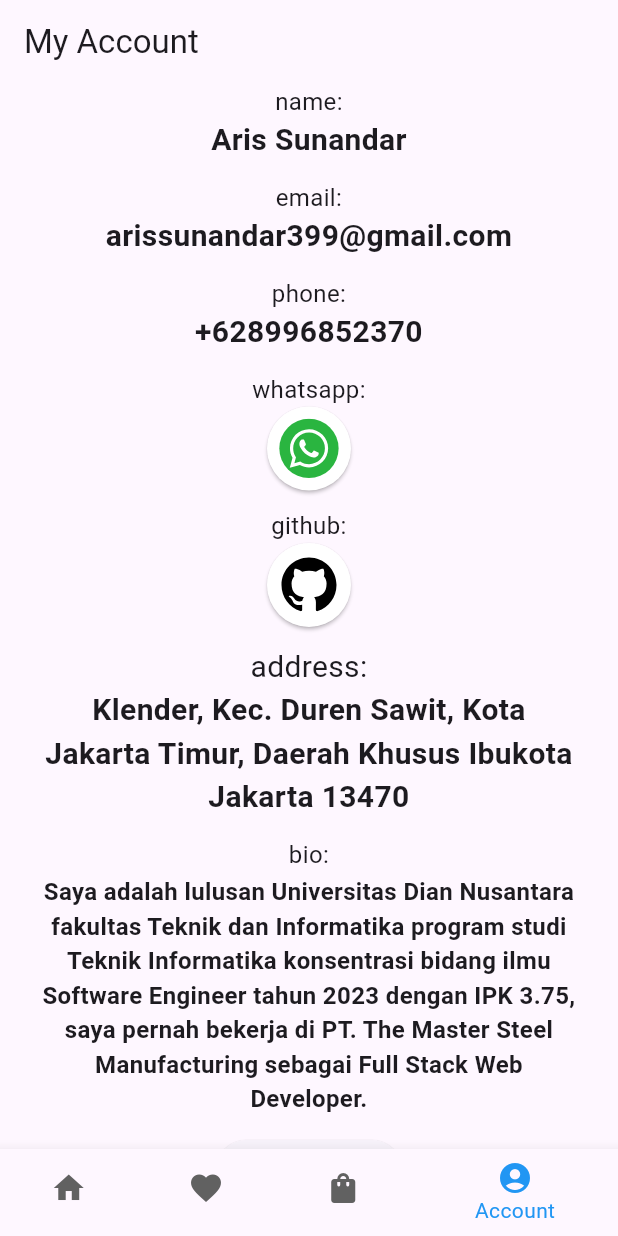
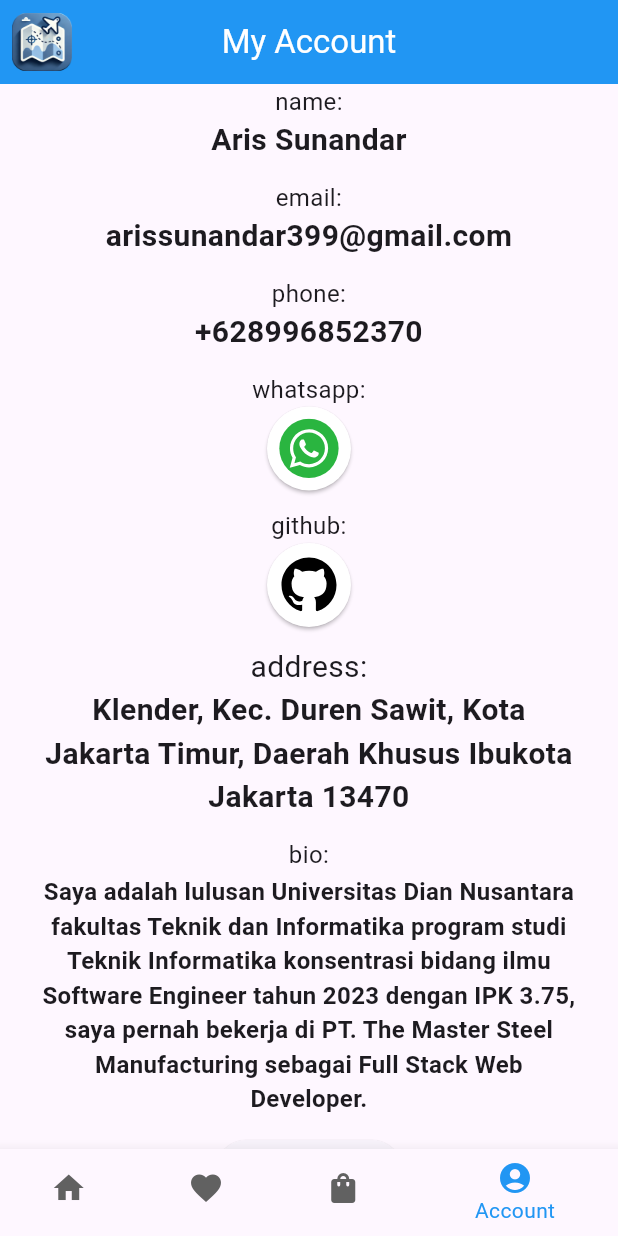
Before and after one commit to arssnndr/my-trip-app, a Flutter app: the screen it shows after launch, swiped to page 4, on a phone screen of 412 x 824 dp. Run offline on Flutter 3.47's test engine with Material 3 defaults, Android fonts, the phone set to English and light mode, and no system bars; our stand-ins replace carousel_slider, flutter_svg, photo_view.

Commit message:
add: feat: custom header and use it to account page

```diff
--- a/lib/components/header.dart
+++ b/lib/components/header.dart
@@ -3,11 +3,13 @@ import 'package:flutter/material.dart';
 class Header extends StatelessWidget implements PreferredSizeWidget {
   final TextEditingController searchController;
   final Function(String) onSearchChanged;
+  final String? title;
 
   const Header({
     super.key,
     required this.searchController,
     required this.onSearchChanged,
+    this.title,
   });
 
   @override
@@ -17,7 +19,11 @@ class Header extends StatelessWidget implements PreferredSizeWidget {
         padding: const EdgeInsets.all(8.0),
         child: Image.asset('assets/images/my-trip-app-logo.png'),
       ),
-      title: Padding(
+      centerTitle: true,
+      title:
+          title != null
+              ? Text(title!, style: TextStyle(color: Colors.white))
+              : Padding(
                 padding: const EdgeInsets.only(top: 15.0),
                 child: TextField(
                   controller: searchController,
--- a/lib/pages/account_page.dart
+++ b/lib/pages/account_page.dart
@@ -2,6 +2,7 @@ import 'package:flutter/material.dart';
 import 'package:flutter_svg/flutter_svg.dart';
 import 'package:url_launcher/url_launcher.dart';
 import '../data/biodata_data.dart';
+import '../components/header.dart';
 
 class AccountPage extends StatelessWidget {
   const AccountPage({super.key});
@@ -36,7 +37,11 @@ class AccountPage extends StatelessWidget {
   @override
   Widget build(BuildContext context) {
     return Scaffold(
-      appBar: AppBar(title: Text('My Account')),
+      appBar: Header(
+        searchController: TextEditingController(),
+        onSearchChanged: (String value) {},
+        title: 'My Account',
+      ),
       body: Center(
         child: Padding(
           padding: const EdgeInsets.symmetric(horizontal: 24.0),
```
Lines whose indentation alone changed are shown as unchanged.
